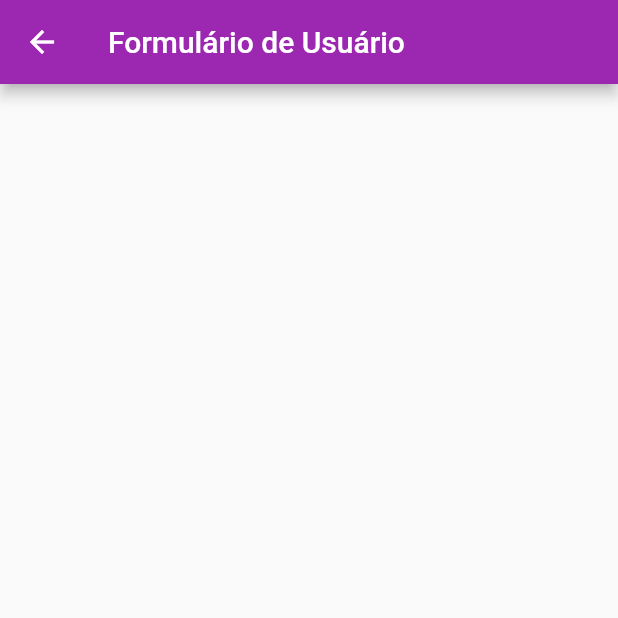
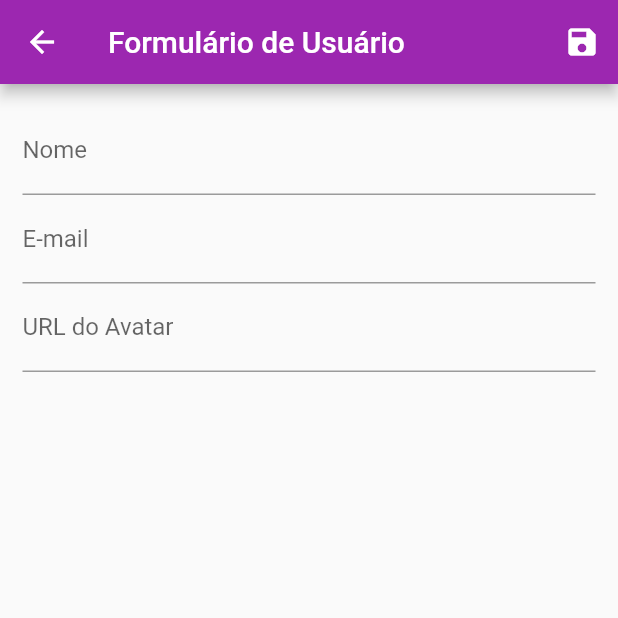
Before and after one commit to LukeidDev/crud-flutter, a Flutter app: the screen it shows after launch, after a tap on the "add" icon, on a phone screen of 412 x 824 dp, the top half of it. Run offline on Flutter 3.47's test engine with Material 2 defaults, Android fonts, the phone set to English and light mode, and no system bars; network calls fail.

Commit message:
Estudo finalizado

```diff
--- a/lib/components/user_tile.dart
+++ b/lib/components/user_tile.dart
@@ -1,5 +1,9 @@
 import 'package:crud_flutter/models/user.dart';
+import 'package:crud_flutter/provider/users.dart';
 import 'package:flutter/material.dart';
+import 'package:provider/provider.dart';
+
+import '../routes/app_routes.dart';
 
 class UserTile extends StatelessWidget {
   const UserTile(this.user);
@@ -9,29 +13,58 @@ class UserTile extends StatelessWidget {
   @override
   Widget build(BuildContext context) {
     // ignore: unnecessary_null_comparison
-    final avatar = user.avatarUrl == null || user.avatarUrl.isEmpty
+    final avatar = user.avatarUrl == null || user.avatarUrl!.isEmpty
         ? const CircleAvatar(
             child: Icon(
               Icons.person,
             ),
           )
-        : CircleAvatar(backgroundImage: NetworkImage(user.avatarUrl));
+        : CircleAvatar(backgroundImage: NetworkImage(user.avatarUrl!));
 
     return ListTile(
       leading: avatar,
-      title: Text(user.name),
-      subtitle: Text(user.email),
+      title: Text(user.name!),
+      subtitle: Text(user.email!),
       trailing: Container(
         width: 100,
         child: Row(
           children: [
             IconButton(
-              onPressed: () {},
+              onPressed: () {
+                Navigator.of(context).pushNamed(
+                  AppRoutes.USER_FORM,
+                  arguments: user,
+                );
+              },
               color: Colors.orange,
               icon: const Icon(Icons.edit),
             ),
             IconButton(
-              onPressed: () {},
+              onPressed: () {
+                showDialog(
+                  context: context,
+                  builder: (context) => AlertDialog(
+                    title: Text('Excluir Usuário'),
+                    content: Text('Tem Certeza??'),
+                    actions: [
+                      FloatingActionButton(
+                        onPressed: () {
+                          Navigator.of(context).pop();
+                        },
+                        child: Text('Não'),
+                      ),
+                      FloatingActionButton(
+                        onPressed: () {
+                          Provider.of<Users>(context, listen: false)
+                              .remove(user);
+                          Navigator.of(context).pop();
+                        },
+                        child: Text('Sim'),
+                      )
+                    ],
+                  ),
+                );
+              },
               color: Colors.red,
               icon: const Icon(Icons.delete),
             )
--- a/lib/main.dart
+++ b/lib/main.dart
@@ -37,7 +37,7 @@ class MyApp extends StatelessWidget {
         ),
         routes: {
           AppRoutes.HOME: (_) => const UserList(),
-          AppRoutes.USER_FORM: (_) => const UserForm(),
+          AppRoutes.USER_FORM: (_) => UserForm(),
         },
       ),
     );
--- a/lib/models/user.dart
+++ b/lib/models/user.dart
@@ -1,8 +1,8 @@
 class User {
   final String? id;
-  final String name;
-  final String email;
-  final String avatarUrl;
+  final String? name;
+  final String? email;
+  final String? avatarUrl;
 
   const User({
     this.id,
--- a/lib/views/user_form.dart
+++ b/lib/views/user_form.dart
@@ -1,13 +1,95 @@
+import 'package:crud_flutter/models/user.dart';
+import 'package:crud_flutter/provider/users.dart';
 import 'package:flutter/material.dart';
+import 'package:provider/provider.dart';
 
-class UserForm extends StatelessWidget {
-  const UserForm({super.key});
+class UserForm extends StatefulWidget {
+  const UserForm({Key? key}) : super(key: key);
+
+  @override
+  State<UserForm> createState() => _UserFormState();
+}
+
+class _UserFormState extends State<UserForm> {
+  final _form = GlobalKey<FormState>();
+  final Map<String, String> _formData = {};
+
+  void _loadFormData(User? user) {
+    if (user != null) {
+      _formData['id'] = user.id!;
+      _formData['name'] = user.name!;
+      _formData['email'] = user.email!;
+      _formData['avatarUrl'] = user.avatarUrl!;
+    }
+  }
 
   @override
   Widget build(BuildContext context) {
+    final user = ModalRoute.of(context)?.settings.arguments as User?;
+    _loadFormData(user);
+
     return Scaffold(
       appBar: AppBar(
         title: const Text('Formulário de Usuário'),
+        actions: [
+          IconButton(
+            onPressed: () {
+              bool isValid = _form.currentState!.validate();
+              if (isValid) {
+                _form.currentState?.save();
+                Provider.of<Users>(context, listen: false).put(
+                  User(
+                    id: _formData['id'],
+                    name: _formData['name'],
+                    email: _formData['email'],
+                    avatarUrl: _formData['avatarUrl'],
+                  ),
+                );
+                Navigator.of(context).pop();
+              }
+            },
+            icon: const Icon(
+              Icons.save,
+            ),
+          ),
+        ],
+      ),
+      body: Padding(
+        padding: const EdgeInsets.all(15),
+        child: Form(
+          key: _form,
+          child: Column(
+            children: [
+              TextFormField(
+                initialValue: _formData['name'],
+                decoration: const InputDecoration(labelText: 'Nome'),
+                validator: (value) {
+                  if (value == null || value.isEmpty) {
+                    return 'Campo Necessário';
+                  }
+                  return null;
+                },
+                onSaved: (value) => _formData['name'] = value!,
+              ),
+              TextFormField(
+                initialValue: _formData['email'],
+                decoration: const InputDecoration(labelText: 'E-mail'),
+                validator: (value) {
+                  if (value == null || value.isEmpty) {
+                    return 'Campo Necessário';
+                  }
+                  return null;
+                },
+                onSaved: (value) => _formData['email'] = value!,
+              ),
+              TextFormField(
+                initialValue: _formData['avatarUrl'],
+                decoration: const InputDecoration(labelText: 'URL do Avatar'),
+                onSaved: (value) => _formData['avatarUrl'] = value!,
+              ),
+            ],
+          ),
+        ),
       ),
     );
   }
--- a/lib/views/user_list.dart
+++ b/lib/views/user_list.dart
@@ -1,5 +1,4 @@
 import 'package:crud_flutter/components/user_tile.dart';
-import 'package:crud_flutter/models/user.dart';
 import 'package:crud_flutter/routes/app_routes.dart';
 import 'package:flutter/material.dart';
 import 'package:provider/provider.dart';
@@ -18,7 +17,9 @@ class UserList extends StatelessWidget {
         actions: [
           IconButton(
             onPressed: () {
-              Navigator.of(context).pushNamed(AppRoutes.USER_FORM);
+              Navigator.of(context).pushNamed(
+                AppRoutes.USER_FORM,
+              );
             },
             icon: Icon(Icons.add),
           )
```
